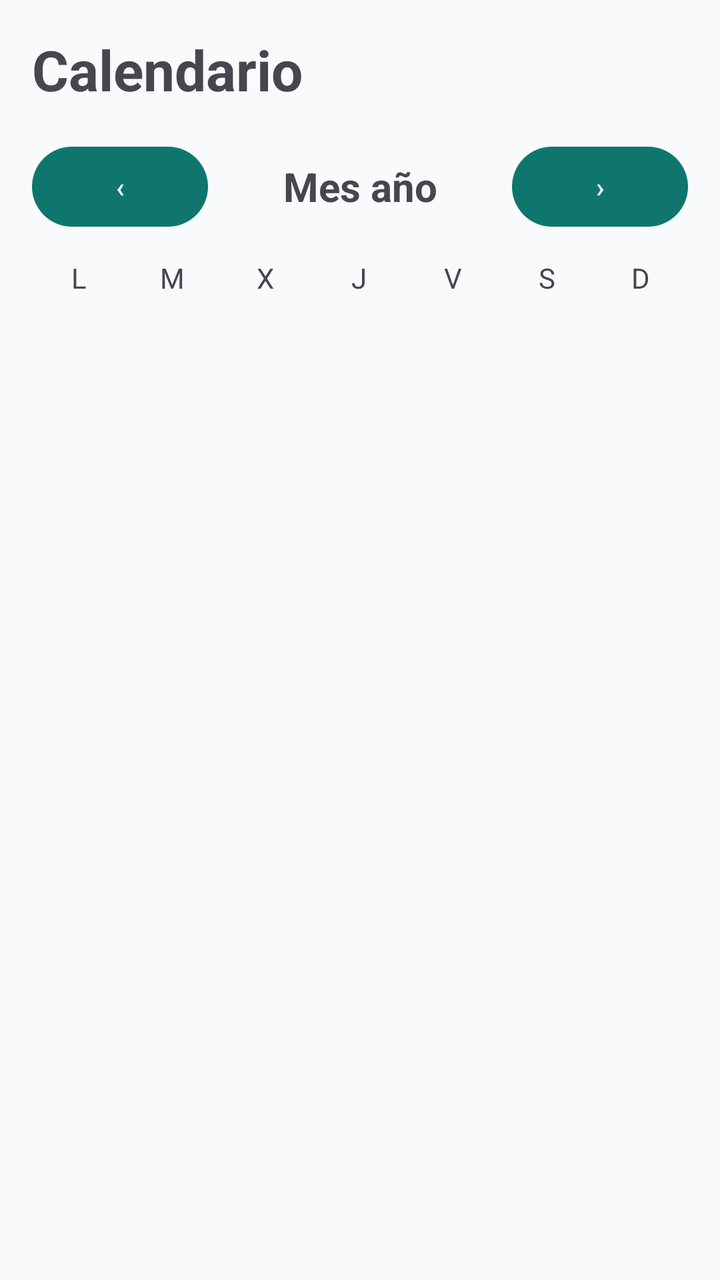
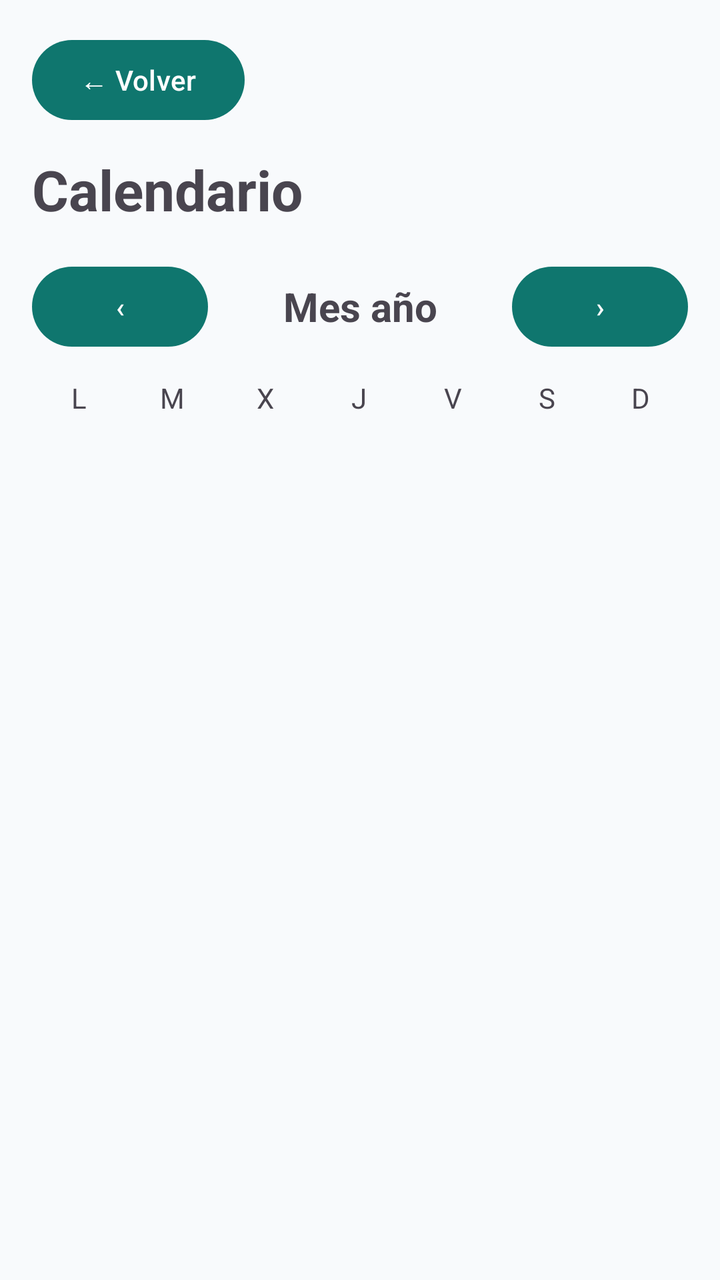

An Android layout rendered at two revisions. The XML below is the earlier revision; the diff shows what the commit changed to produce the second picture.
<!-- AndroidManifest.xml: application theme Theme.OrganizaMe -->
<!-- res/layout/activity_calendario.xml -->
<?xml version="1.0" encoding="utf-8"?>
<androidx.constraintlayout.widget.ConstraintLayout
    xmlns:android="http://schemas.android.com/apk/res/android"
    xmlns:app="http://schemas.android.com/apk/res-auto"
    android:layout_width="match_parent"
    android:layout_height="match_parent"
    android:padding="16dp">

    <TextView
        android:id="@+id/tituloCalendario"
        android:layout_width="wrap_content"
        android:layout_height="wrap_content"
        android:text="Calendario"
        android:textSize="28sp"
        android:textStyle="bold"
        app:layout_constraintStart_toStartOf="parent"
        app:layout_constraintTop_toTopOf="parent" />

    <LinearLayout
        android:id="@+id/barraMes"
        android:layout_width="0dp"
        android:layout_height="wrap_content"
        android:layout_marginTop="16dp"
        android:gravity="center_vertical"
        android:orientation="horizontal"
        app:layout_constraintEnd_toEndOf="parent"
        app:layout_constraintStart_toStartOf="parent"
        app:layout_constraintTop_toBottomOf="@id/tituloCalendario">

        <Button
            android:id="@+id/btnMesAnterior"
            android:layout_width="wrap_content"
            android:layout_height="wrap_content"
            android:text="‹" />

        <TextView
            android:id="@+id/textoMes"
            android:layout_width="0dp"
            android:layout_height="wrap_content"
            android:layout_weight="1"
            android:gravity="center"
            android:text="Mes año"
            android:textSize="20sp"
            android:textStyle="bold" />

        <Button
            android:id="@+id/btnMesSiguiente"
            android:layout_width="wrap_content"
            android:layout_height="wrap_content"
            android:text="›" />
    </LinearLayout>

    <LinearLayout
        android:id="@+id/filaDiasSemana"
        android:layout_width="0dp"
        android:layout_height="wrap_content"
        android:layout_marginTop="12dp"
        android:orientation="horizontal"
        app:layout_constraintEnd_toEndOf="parent"
        app:layout_constraintStart_toStartOf="parent"
        app:layout_constraintTop_toBottomOf="@id/barraMes">

        <TextView android:layout_width="0dp" android:layout_height="wrap_content" android:layout_weight="1" android:gravity="center" android:text="L" />
        <TextView android:layout_width="0dp" android:layout_height="wrap_content" android:layout_weight="1" android:gravity="center" android:text="M" />
        <TextView android:layout_width="0dp" android:layout_height="wrap_content" android:layout_weight="1" android:gravity="center" android:text="X" />
        <TextView android:layout_width="0dp" android:layout_height="wrap_content" android:layout_weight="1" android:gravity="center" android:text="J" />
        <TextView android:layout_width="0dp" android:layout_height="wrap_content" android:layout_weight="1" android:gravity="center" android:text="V" />
        <TextView android:layout_width="0dp" android:layout_height="wrap_content" android:layout_weight="1" android:gravity="center" android:text="S" />
        <TextView android:layout_width="0dp" android:layout_height="wrap_content" android:layout_weight="1" android:gravity="center" android:text="D" />
    </LinearLayout>

    <androidx.recyclerview.widget.RecyclerView
        android:id="@+id/listaDiasCalendario"
        android:layout_width="0dp"
        android:layout_height="0dp"
        android:layout_marginTop="8dp"
        app:layout_constraintBottom_toBottomOf="parent"
        app:layout_constraintEnd_toEndOf="parent"
        app:layout_constraintStart_toStartOf="parent"
        app:layout_constraintTop_toBottomOf="@id/filaDiasSemana" />

</androidx.constraintlayout.widget.ConstraintLayout>
<!-- resources referenced by this layout -->
<resources>
  <style name="Theme.OrganizaMe" parent="Theme.Material3.DayNight.NoActionBar">
          <item name="colorPrimary">@color/primary</item>
          <item name="colorPrimaryDark">@color/primary_dark</item>
          <item name="colorSecondary">@color/secondary</item>
          <item name="android:windowLightStatusBar">true</item>
          <item name="android:navigationBarColor">@color/background</item>
          <item name="android:windowBackground">@color/background</item>
      </style>
  <color name="primary">#0F766E</color>
  <color name="primary_dark">#134E4A</color>
  <color name="secondary">#2563EB</color>
  <color name="background">#F8FAFC</color>
</resources>

<!-- the commit's change to res/layout/activity_calendario.xml (unified diff, before → after) -->
@@ -5,6 +5,14 @@
     android:layout_width="match_parent"
     android:layout_height="match_parent"
     android:padding="16dp">
+
+    <Button
+        android:id="@+id/btnVolverCalendario"
+        android:layout_width="wrap_content"
+        android:layout_height="wrap_content"
+        android:text="← Volver"
+        app:layout_constraintStart_toStartOf="parent"
+        app:layout_constraintTop_toTopOf="parent" />
 
     <TextView
         android:id="@+id/tituloCalendario"
@@ -14,7 +22,8 @@
         android:textSize="28sp"
         android:textStyle="bold"
         app:layout_constraintStart_toStartOf="parent"
-        app:layout_constraintTop_toTopOf="parent" />
+        android:layout_marginTop="12dp"
+        app:layout_constraintTop_toBottomOf="@id/btnVolverCalendario"/>
 
     <LinearLayout
         android:id="@+id/barraMes"
